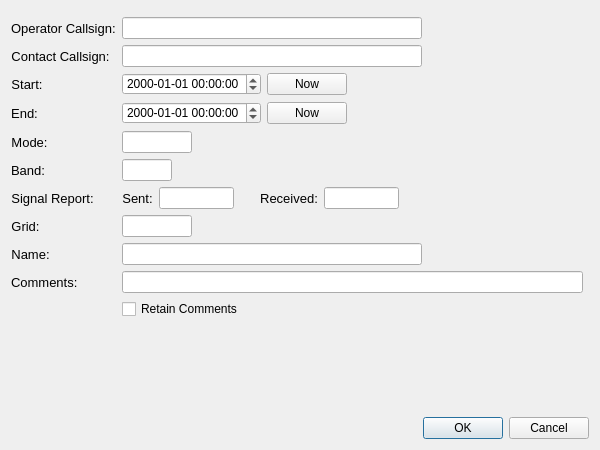
This is logqso.ui in qcmiao1998/js8call as Qt 5 draws it before an edit. The edited form follows.
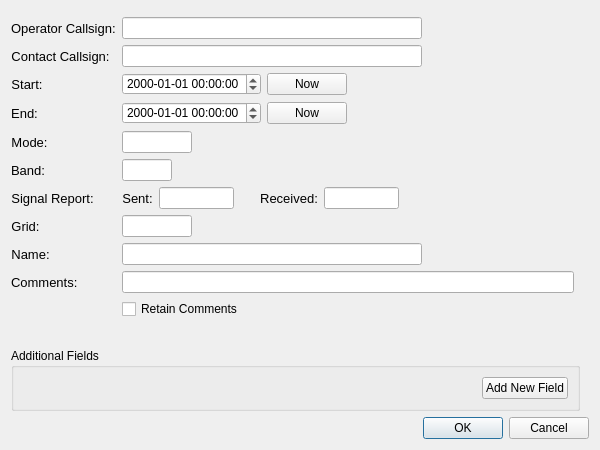
This is the edited form.

Commit message: Implemented basic logging of additional fields support based on ADIF

Patch:
```diff
--- a/logqso.ui
+++ b/logqso.ui
@@ -42,8 +42,8 @@
        <rect>
         <x>0</x>
         <y>0</y>
-        <width>582</width>
-        <height>401</height>
+        <width>568</width>
+        <height>442</height>
        </rect>
       </property>
       <layout class="QVBoxLayout" name="verticalLayout">
@@ -54,7 +54,7 @@
         <number>0</number>
        </property>
        <property name="rightMargin">
-        <number>0</number>
+        <number>9</number>
        </property>
        <property name="bottomMargin">
         <number>0</number>
@@ -434,7 +434,7 @@
            </property>
           </widget>
          </item>
-         <item row="8" column="0">
+         <item row="9" column="0">
           <widget class="QLabel" name="lab9">
            <property name="enabled">
             <bool>true</bool>
@@ -452,7 +452,7 @@
            </property>
           </widget>
          </item>
-         <item row="8" column="1">
+         <item row="9" column="1">
           <widget class="QLineEdit" name="name">
            <property name="enabled">
             <bool>true</bool>
@@ -465,7 +465,7 @@
            </property>
           </widget>
          </item>
-         <item row="9" column="0">
+         <item row="10" column="0">
           <widget class="QLabel" name="lab10">
            <property name="enabled">
             <bool>true</bool>
@@ -480,14 +480,14 @@
            </property>
           </widget>
          </item>
-         <item row="9" column="1">
-          <widget class="QLineEdit" name="comments">
-           <property name="enabled">
-            <bool>true</bool>
-           </property>
-          </widget>
-         </item>
          <item row="10" column="1">
+          <widget class="QLineEdit" name="comments">
+           <property name="enabled">
+            <bool>true</bool>
+           </property>
+          </widget>
+         </item>
+         <item row="11" column="1">
           <widget class="QCheckBox" name="cbComments">
            <property name="text">
             <string>Retain Comments</string>
@@ -496,6 +496,55 @@
          </item>
         </layout>
        </item>
+       <item>
+        <spacer name="verticalSpacer">
+         <property name="orientation">
+          <enum>Qt::Vertical</enum>
+         </property>
+         <property name="sizeHint" stdset="0">
+          <size>
+           <width>20</width>
+           <height>40</height>
+          </size>
+         </property>
+        </spacer>
+       </item>
+       <item>
+        <widget class="QGroupBox" name="additionalFields">
+         <property name="title">
+          <string>Additional Fields</string>
+         </property>
+         <layout class="QFormLayout" name="formLayout_2">
+          <item row="0" column="1">
+           <layout class="QHBoxLayout" name="field_button_layout">
+            <property name="topMargin">
+             <number>0</number>
+            </property>
+            <item>
+             <spacer name="horizontalSpacer_5">
+              <property name="orientation">
+               <enum>Qt::Horizontal</enum>
+              </property>
+              <property name="sizeHint" stdset="0">
+               <size>
+                <width>40</width>
+                <height>20</height>
+               </size>
+              </property>
+             </spacer>
+            </item>
+            <item>
+             <widget class="QPushButton" name="add_new_field_button">
+              <property name="text">
+               <string>Add New Field</string>
+              </property>
+             </widget>
+            </item>
+           </layout>
+          </item>
+         </layout>
+        </widget>
+       </item>
       </layout>
      </widget>
     </widget>
```
The commit also changes 4 other files.
